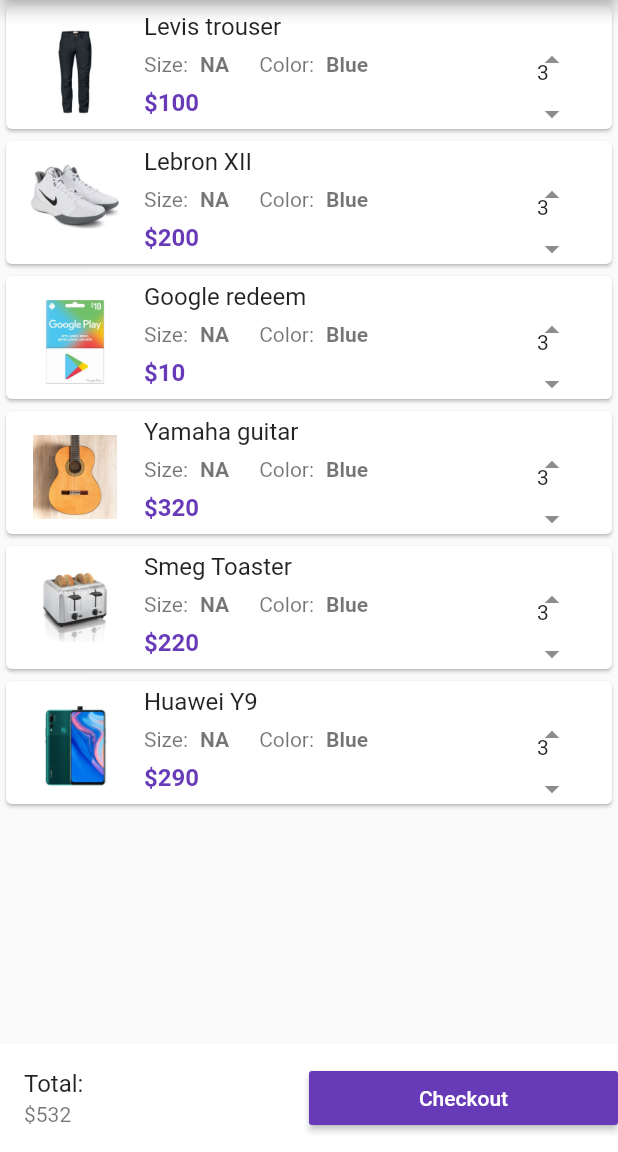
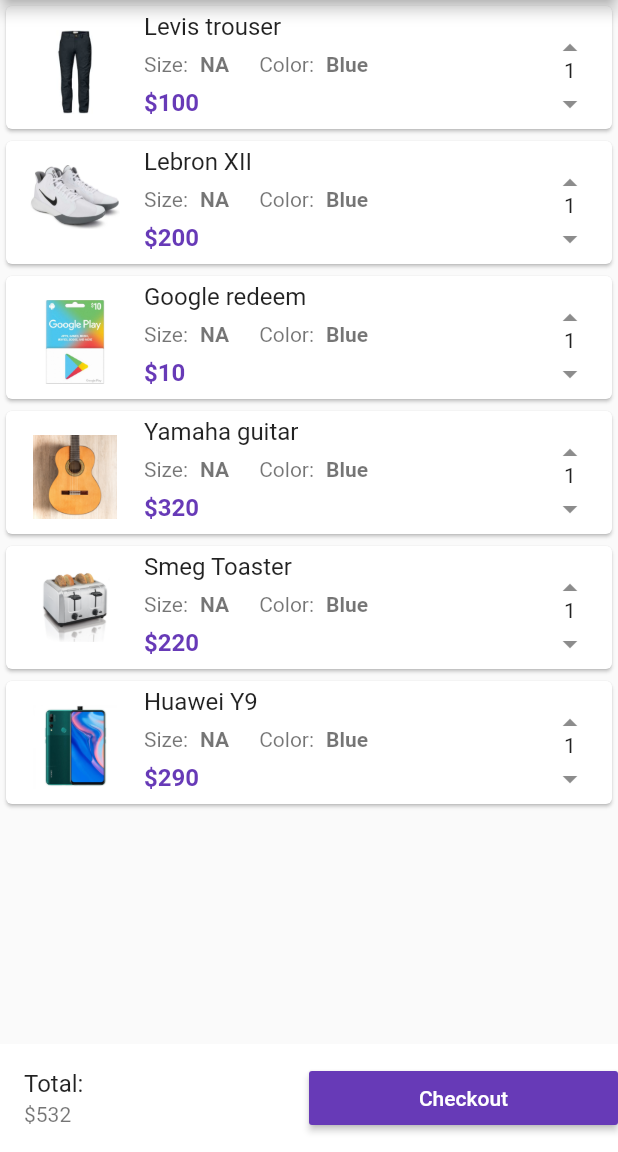
Before and after one commit to Ahmedgadein/OrderX, a Flutter app: the screen it shows after launch, scrolled down 61 dp, after a tap on the "shopping cart" icon, on a phone screen of 412 x 824 dp, the part 84-1236 px from its top. Run offline on Flutter 3.47's test engine with Material 2 defaults, Android fonts, the phone set to English and light mode, and no system bars.

Commit message:
Cart arrows UI fix, removed Carousel from homepage

```diff
--- a/lib/model/product.dart
+++ b/lib/model/product.dart
@@ -8,9 +8,6 @@
   int oldPrice;
   int price;
   int quantity = 1;
-
-  int getPrice() => price;
-  int getOldPrice() => oldPrice;
 
   Product({this.name,this.picture,this.oldPrice,this.price});
 
--- a/lib/screens/Homepage.dart
+++ b/lib/screens/Homepage.dart
@@ -41,7 +41,6 @@
         drawer: MenuDrawer(),
         body: Column(
           children: <Widget>[
-//            ImageCarousel(),
             Padding(
               padding: EdgeInsets.fromLTRB(20.0, 20.0, 0, 0),
               child: Container(
--- a/lib/widgets/Cart_Products.dart
+++ b/lib/widgets/Cart_Products.dart
@@ -19,17 +19,44 @@
   }
 }
 
-class SingleCartProduct extends StatelessWidget {
+class SingleCartProduct extends StatefulWidget {
   Product cart_product;
 
   SingleCartProduct({this.cart_product});
+
+
+
+  @override
+  _SingleCartProductState createState() => _SingleCartProductState();
+}
+
+class _SingleCartProductState extends State<SingleCartProduct> {
+
+  void increment(){
+    widget.cart_product.quantity++;
+    setState(() {
+  });
+}
+void decrement(){
+    if(widget.cart_product.quantity == 1){
+      return;
+    }
+
+    widget.cart_product.quantity--;
+    setState(() {
+  });
+}
 
   @override
   Widget build(BuildContext context) {
     return Card(
       child: ListTile(
-        leading: Image.asset(cart_product.picture, width: 60.0,),
-        title: Text(cart_product.name),
+        leading: Container(
+          width: 60.0,
+          child: Image.asset(
+            widget.cart_product.picture,),
+        ),
+        title: Text(widget.cart_product.name),
           subtitle: Column(
             children: <Widget>[
               Row(
@@ -40,7 +67,7 @@
                   ),
                   Padding(
                     padding: EdgeInsets.fromLTRB(8.0, 8.0, 0, 0),
-                  child: Text(cart_product.size, style: TextStyle(fontWeight: FontWeight.bold),),
+                    child: Text(widget.cart_product.size, style: TextStyle(fontWeight: FontWeight.bold),),
                   ),
 
                   Padding(
@@ -49,7 +76,7 @@
                   ),
                   Padding(
                     padding: EdgeInsets.fromLTRB(8.0, 8.0, 0, 0),
-                  child: Text(cart_product.color, style: TextStyle(fontWeight: FontWeight.bold),),
+                    child: Text(widget.cart_product.color, style: TextStyle(fontWeight: FontWeight.bold),),
                   ),
                 ],
               ),
@@ -58,7 +85,7 @@
                 child: Padding(
                   padding: EdgeInsets.fromLTRB(0, 8.0, 0, 4.0),
                   child: Text(
-                  "\$" + cart_product.price.toString(),
+                    "\$" + widget.cart_product.price.toString(),
                     style: TextStyle(
                       fontSize: 16.0,
                       color: Colors.deepPurple,
@@ -70,23 +97,17 @@
             ],
           ),
         trailing: Column(
+          mainAxisAlignment: MainAxisAlignment.spaceAround,
           children: [
+            Expanded(child: InkWell(onTap: (){increment();}, child: Icon(Icons.arrow_drop_up))),
             Expanded(
-            child: IconButton(
-                  icon: Icon(Icons.arrow_drop_up),
-                  onPressed: (){},
+              child: Column(
+                children: <Widget>[
+                  Text(widget.cart_product.quantity.toString())
+                ],
               ),
             ),
-            Container(
-              width: 20.0,
-              child: Text("3"),
-            ),
-            Expanded(
-              child: IconButton(
-                icon: Icon(Icons.arrow_drop_down),
-                onPressed: (){},
-              ),
-            ),
+            Expanded(child: InkWell(onTap: (){decrement();} ,child: Icon(Icons.arrow_drop_down))),
           ],
         ),
       ),
--- a/lib/widgets/horizontalList.dart
+++ b/lib/widgets/horizontalList.dart
@@ -3,28 +3,16 @@
 import 'package:ecommerceapp/model/Category.dart';
 
 class HorizontalList extends StatelessWidget {
+  final categ_list = Category.Catergory_List;
+
   @override
   Widget build(BuildContext context) {
     return Container(
       height: 100.0,
-      child: ListView(
-        scrollDirection: Axis.horizontal,
-        children: <Widget>[
-          CategoryWidget(
-              Category(title: "Clothing", imageUrl: "assets/categs/shirt.png")),
-          CategoryWidget(
-              Category(title: "Food", imageUrl: "assets/categs/food.png")),
-          CategoryWidget(
-              Category(title: "Sport", imageUrl: "assets/categs/sport.png")),
-          CategoryWidget(Category(
-              title: "Phones", imageUrl: "assets/categs/electronics.png")),
-          CategoryWidget(Category(
-              title: "Media",
-              imageUrl: "assets/categs/entertainment.png")),
-          CategoryWidget(Category(
-              title: "Utensils", imageUrl: "assets/categs/houseware.png")),
-        ],
-      ),
+      child: ListView.builder(
+          scrollDirection: Axis.horizontal,
+          itemCount: categ_list.length,
+          itemBuilder: (context, index) => CategoryWidget(categ_list[index])),
     );
   }
 }
```
Also changed, not shown: lib/model/Category.dart (+6 -1 lines), lib/screens/product_details.dart (+19 -0 lines), lib/widgets/ImageCarousel.dart (deleted, +0 -34 lines). Lines whose indentation alone changed are shown as unchanged.
